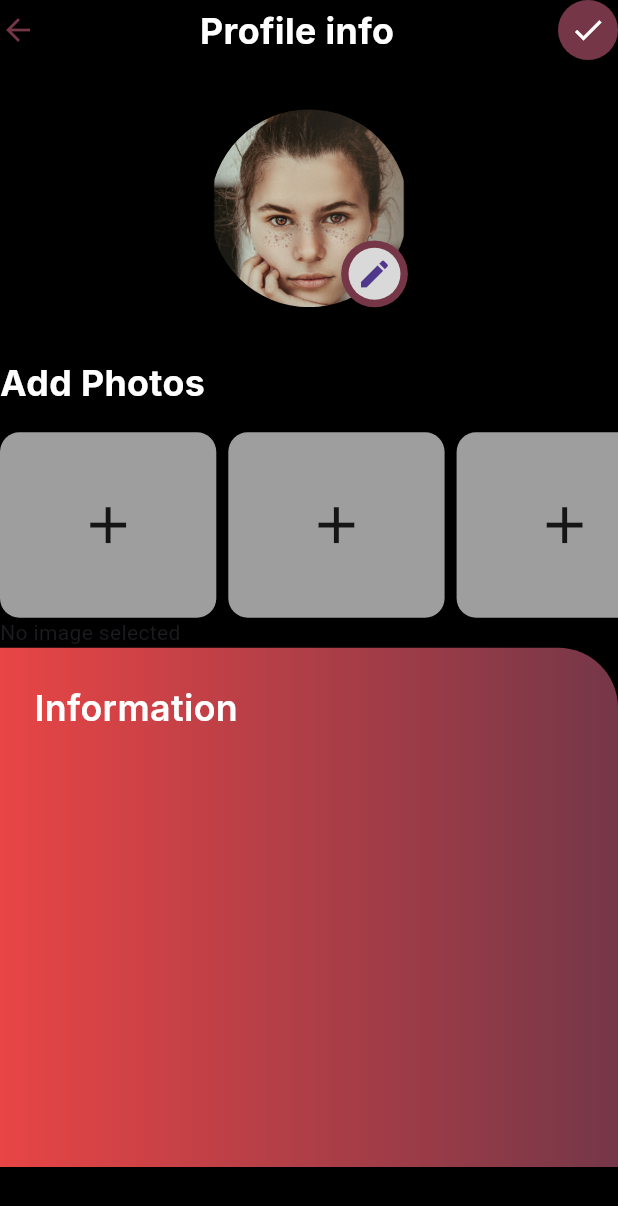
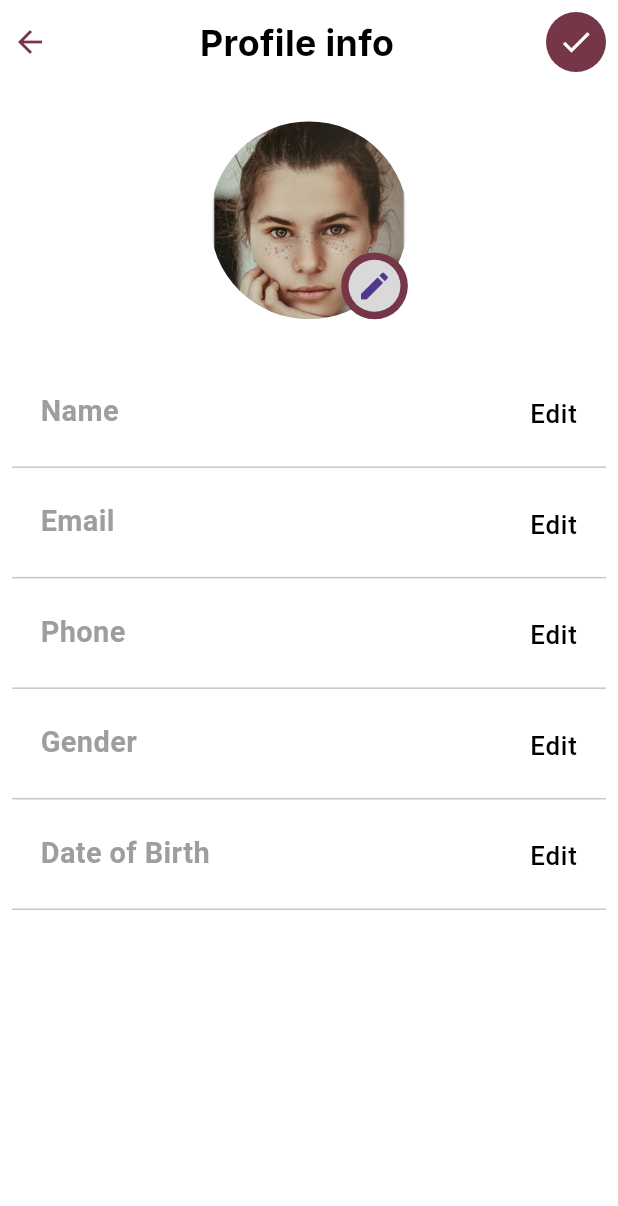
Before and after one commit to UmaraRana1122/DatingApp, a Flutter app: the screen it shows after launch, on a phone screen of 412 x 824 dp. Shown: the top 1206 px of the screen. Run offline on Flutter 3.47's test engine with Material 3 defaults, Android fonts, the phone set to English and light mode, and no system bars; our stand-ins replace cloud_firestore, firebase_auth, firebase_storage, flutter_easyloading, flutter_image_compress, flutter_svg and 7 more; accounts and stored records are empty.

Commit message:
Added new screens

```diff
--- a/lib/screens/home_screens/profile.dart
+++ b/lib/screens/home_screens/profile.dart
@@ -6,14 +6,14 @@ import 'package:flutter/services.dart';
 import 'package:image_picker/image_picker.dart';
 import 'package:responsive_sizer/responsive_sizer.dart';
 
-class ProfileScreen extends StatefulWidget {
-  const ProfileScreen({super.key});
+class EditProfileScreen extends StatefulWidget {
+  const EditProfileScreen({super.key});
 
   @override
-  State<ProfileScreen> createState() => _ProfileScreenState();
+  State<EditProfileScreen> createState() => _EditProfileScreenState();
 }
 
-class _ProfileScreenState extends State<ProfileScreen> {
+class _EditProfileScreenState extends State<EditProfileScreen> {
   File? image;
 
   Future pickImage() async {
--- /dev/null
+++ b/lib/screens/home_screens/profile_screen.dart
@@ -0,0 +1,88 @@
+
+import 'package:datingapp/widget/profile.dart';
+import 'package:datingapp/widget/text_widget.dart';
+import 'package:flutter/material.dart';
+import 'package:responsive_sizer/responsive_sizer.dart';
+
+class ProfileScreen extends StatelessWidget {
+  const ProfileScreen({super.key});
+
+  @override
+  Widget build(BuildContext context) {
+    return Scaffold(
+        backgroundColor: Colors.white,
+        body: SafeArea(
+          bottom: false,
+          child: Padding(
+            padding: const EdgeInsets.all(8.0),
+            child: Column(
+              crossAxisAlignment: CrossAxisAlignment.start,
+              children: [
+                Row(
+                  mainAxisAlignment: MainAxisAlignment.spaceBetween,
+                  children: [
+                    Icon(
+                      Icons.arrow_back,
+                      color: Color(0xff753748),
+                    ),
+                    text_widget("Profile info", color: Colors.black),
+                    CircleAvatar(
+                        backgroundColor: Color(0xff753748),
+                        child: Icon(
+                          Icons.done,
+                          color: Colors.white,
+                        )),
+                  ],
+                ),
+                SizedBox(
+                  height: 4.h,
+                ),
+                Center(
+                  child: CircleAvatar(
+                    backgroundColor: Colors.transparent,
+                    radius: 8.h,
+                    backgroundImage: AssetImage(
+                      'assets/images/2.png',
+                    ),
+                    child: Align(
+                      alignment: Alignment.bottomRight,
+                      child: CircleAvatar(
+                        radius: 2.7.h,
+                        backgroundColor: Color(0xff753748),
+                        child: CircleAvatar(
+                            radius: 2.1.h,
+                            backgroundColor: Color(0xffD9D9D9),
+                            child: Icon(Icons.edit)),
+                      ),
+                    ),
+                  ),
+                ),
+                SizedBox(
+                  height: 4.h,
+                ),
+                profileContainer(
+                  "Name",
+                ),
+                Divider(),
+                profileContainer(
+                  "Email",
+                ),
+                Divider(),
+                profileContainer(
+                  "Phone",
+                ),
+                Divider(),
+                profileContainer(
+                  "Gender",
+                ),
+                Divider(),
+                profileContainer(
+                  "Date of Birth",
+                ),
+                Divider(),
+              ],
+            ),
+          ),
+        ));
+  }
+}
--- /dev/null
+++ b/lib/widget/profile.dart
@@ -0,0 +1,37 @@
+import 'package:flutter/material.dart';
+import 'package:responsive_sizer/responsive_sizer.dart';
+
+Widget profileContainer(
+  String text,
+) {
+  return Container(
+    margin: const EdgeInsets.only(left: 19.0, right: 19.0),
+    height: 7.h,
+    child: Row(
+      crossAxisAlignment: CrossAxisAlignment.center,
+      children: <Widget>[
+        Text(text,
+            style: TextStyle(
+                fontWeight: FontWeight.w600,
+                fontSize: 18.sp,
+                color: Colors.grey)),
+        Expanded(
+          child: TextField(
+            style: TextStyle(
+                fontWeight: FontWeight.w700,
+                fontSize: 19.sp,
+                color: Colors.black),
+            decoration: InputDecoration(
+                hintText: "Edit",
+                border: InputBorder.none,
+                hintStyle: TextStyle(
+                    color: Colors.black,
+                    fontSize: 17.sp,
+                    fontWeight: FontWeight.w500)),
+            textAlign: TextAlign.end,
+          ),
+        ),
+      ],
+    ),
+  );
+}
```
Also changed, not shown: lib/controller/auth_controller.dart (+6 -3 lines), lib/main.dart (+4 -18 lines), lib/screens/home_screens/interest.dart (added, +99 -0 lines).
